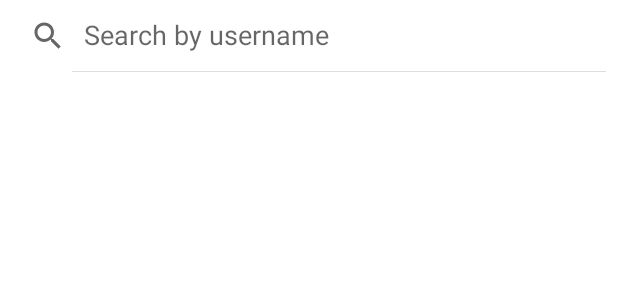
After one commit to I-m-Out-Of-Ideas/CollabDeck, an Android app: the layout collab_search.xml on its own in the app's theme, with its tools: preview values and no code run, on a phone screen of 412 x 824 dp. The commit adds this screen. Shown: the top 300 px of the screen. Run offline under Robolectric (Android 15) with nearby library versions, the phone set to English and light mode, and no system bars.

Commit message:
Collaborators add/delete

```diff
--- a/app/src/main/AndroidManifest.xml
+++ b/app/src/main/AndroidManifest.xml
@@ -46,6 +46,9 @@
             android:exported="false" />
         <activity
             android:name=".StudySetActivity"
+            android:exported="false" />
+        <activity
+            android:name=".CollaboratorsActivity"
             android:exported="false" />
         <activity
             android:name=".TestActivity"
--- a/app/src/main/java/com/example/testapp/CollabDeckApplication.kt
+++ b/app/src/main/java/com/example/testapp/CollabDeckApplication.kt
@@ -8,6 +8,8 @@ class CollabDeckApplication : Application() {
 
     override fun onCreate() {
         super.onCreate()
+
+        ParseObject.registerSubclass(User::class.java)
 
         ParseObject.registerSubclass(StudySet::class.java)
 
--- /dev/null
+++ b/app/src/main/res/drawable-v24/remove.xml
@@ -0,0 +1,5 @@
+<vector android:height="24dp" android:tint="#000000"
+    android:viewportHeight="24" android:viewportWidth="24"
+    android:width="24dp" xmlns:android="http://schemas.android.com/apk/res/android">
+    <path android:fillColor="@android:color/white" android:pathData="M7,11v2h10v-2L7,11zM12,2C6.48,2 2,6.48 2,12s4.48,10 10,10 10,-4.48 10,-10S17.52,2 12,2zM12,20c-4.41,0 -8,-3.59 -8,-8s3.59,-8 8,-8 8,3.59 8,8 -3.59,8 -8,8z"/>
+</vector>
--- /dev/null
+++ b/app/src/main/res/layout/collab_search.xml
@@ -0,0 +1,74 @@
+<?xml version="1.0" encoding="UTF-8"?>
+<RelativeLayout
+    xmlns:android="http://schemas.android.com/apk/res/android"
+    android:layout_width="match_parent"
+    android:layout_height="wrap_content">
+
+    <RelativeLayout
+        android:visibility="visible"
+        android:id="@+id/id_searchLayout"
+        android:layout_width="match_parent"
+        android:layout_height="wrap_content" >
+
+        <SearchView
+            android:id="@+id/id_search"
+            android:layout_width="match_parent"
+            android:layout_height="wrap_content"
+            android:iconifiedByDefault="false"
+            android:queryHint="Search by username"
+            android:layout_alignParentTop="true"
+            android:layout_centerHorizontal="true" />
+
+        <androidx.recyclerview.widget.RecyclerView
+            android:id="@+id/id_collabList"
+            android:layout_width="match_parent"
+            android:layout_height="wrap_content"
+            android:layout_below="@id/id_search" />
+
+    </RelativeLayout>
+
+    <androidx.cardview.widget.CardView xmlns:android="http://schemas.android.com/apk/res/android"
+        android:visibility="gone"
+        android:id="@+id/id_cardLayout"
+        android:layout_width="match_parent"
+        android:layout_height="wrap_content"
+        xmlns:app="http://schemas.android.com/apk/res-auto"
+        xmlns:tools="http://schemas.android.com/tools"
+        android:layout_margin="5dp"
+        app:cardElevation="10dp"
+        app:cardCornerRadius="10dp">
+
+        <RelativeLayout
+            android:layout_width="match_parent"
+            android:layout_height="match_parent"
+            android:layout_margin="5dp">
+
+            <ImageView
+                android:id="@+id/id_profileImg"
+                android:layout_width="45dp"
+                android:layout_height="45dp"
+                android:layout_centerVertical="true"
+                tools:srcCompat="@tools:sample/avatars" />
+            <TextView
+                android:id="@+id/id_username"
+                android:layout_width="wrap_content"
+                android:layout_height="wrap_content"
+                android:layout_toRightOf="@id/id_profileImg"
+                android:layout_marginLeft="10dp"
+                android:layout_centerVertical="true"
+                android:textSize="20dp"
+                android:text="username" />
+
+            <ImageView
+                android:id="@+id/id_removeBtn"
+                android:layout_width="wrap_content"
+                android:layout_height="wrap_content"
+                android:layout_alignParentEnd="true"
+                android:layout_centerVertical="true"
+                android:clickable="true"
+                android:src="@drawable/remove" />
+
+        </RelativeLayout>
+    </androidx.cardview.widget.CardView>
+
+</RelativeLayout>
```
Also changed, not shown: app/src/main/java/com/example/testapp/CollabRVAdapter.kt (added, +86 -0 lines), app/src/main/java/com/example/testapp/CollaboratorsActivity.kt (added, +179 -0 lines), app/src/main/java/com/example/testapp/CollaboratorsAdapter.kt (added, +96 -0 lines), app/src/main/java/com/example/testapp/StudySet.kt (+6 -1 lines), app/src/main/java/com/example/testapp/StudySetActivity.kt (+7 -4 lines), app/src/main/java/com/example/testapp/User.kt (added, +12 -0 lines), app/src/main/res/layout/activity_collaborators.xml (added, +43 -0 lines), app/src/main/res/layout/add_collab_item.xml (added, +46 -0 lines), app/src/main/res/layout/collaborator.xml (added, +51 -0 lines).
